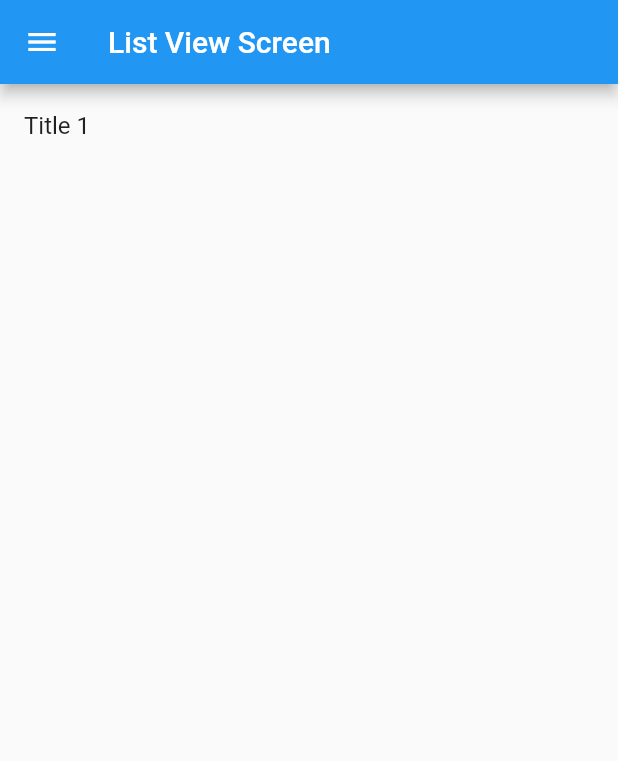
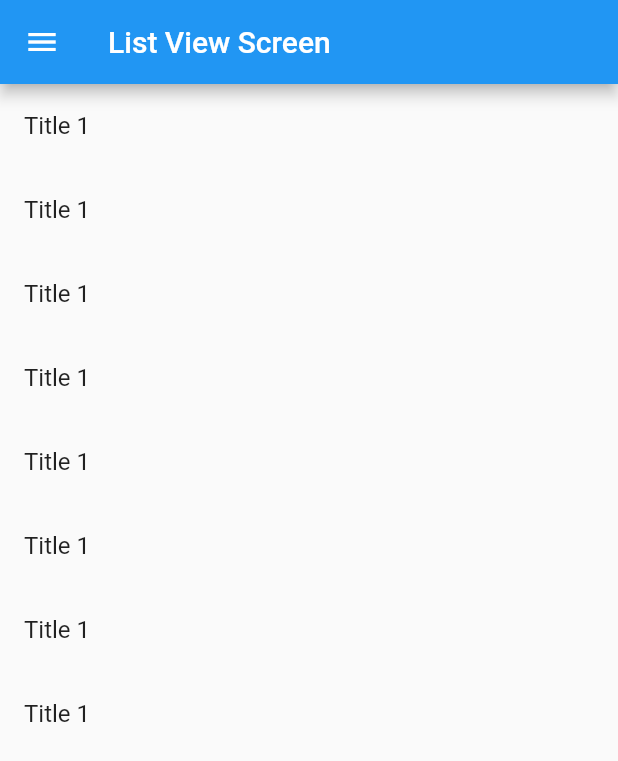
Before and after one commit to Mickuppom/flutter_application_1, a Flutter app: the ListViewScreen screen opened directly, on a phone screen of 412 x 824 dp. Shown: the top 761 px of the screen. Run offline on Flutter 3.47's test engine with Material 2 defaults, Android fonts, the phone set to English and light mode, and no system bars.

Commit message:
Update list_view_screen.dart

```diff
--- a/lib/screen/list_view_screen.dart
+++ b/lib/screen/list_view_screen.dart
@@ -22,7 +22,28 @@ class _ListViewScreenState extends State<ListViewScreen> {
             children: [
               ListTile(
                 title: Text("Title 1"),
-              )
+              ),
+              ListTile(
+                title: Text("Title 1"),
+              ),
+              ListTile(
+                title: Text("Title 1"),
+              ),
+              ListTile(
+                title: Text("Title 1"),
+              ),
+              ListTile(
+                title: Text("Title 1"),
+              ),
+              ListTile(
+                title: Text("Title 1"),
+              ),
+              ListTile(
+                title: Text("Title 1"),
+              ),
+              ListTile(
+                title: Text("Title 1"),
+              ),
             ],
           )),
     );
```
